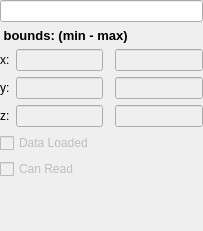
Before: the Qt Designer form src/mafResources/vmeGeneric.ui in tartarini/MAF3, drawn with Qt 5.
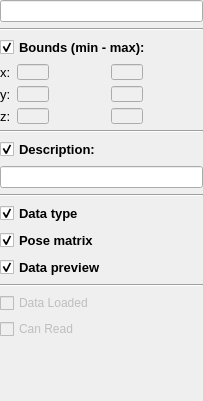
After: the same form once the commit is applied.

Commit message: Add additional info to vme. Allow to show/hide informations in buttons tooltip.

```diff
--- a/src/mafResources/vmeGeneric.ui
+++ b/src/mafResources/vmeGeneric.ui
@@ -7,7 +7,7 @@
     <x>0</x>
     <y>0</y>
     <width>203</width>
-    <height>231</height>
+    <height>401</height>
    </rect>
   </property>
   <property name="sizePolicy">
@@ -37,7 +37,14 @@
     </widget>
    </item>
    <item>
-    <widget class="QLabel" name="label">
+    <widget class="Line" name="line">
+     <property name="orientation">
+      <enum>Qt::Horizontal</enum>
+     </property>
+    </widget>
+   </item>
+   <item>
+    <widget class="QCheckBox" name="showBounds">
      <property name="font">
       <font>
        <pointsize>10</pointsize>
@@ -45,8 +52,23 @@
        <bold>true</bold>
       </font>
      </property>
+     <property name="autoFillBackground">
+      <bool>false</bool>
+     </property>
      <property name="text">
-      <string> bounds: (min - max)</string>
+      <string>Bounds (min - max):</string>
+     </property>
+     <property name="iconSize">
+      <size>
+       <width>16</width>
+       <height>16</height>
+      </size>
+     </property>
+     <property name="checked">
+      <bool>true</bool>
+     </property>
+     <property name="tristate">
+      <bool>false</bool>
      </property>
     </widget>
    </item>
@@ -57,8 +79,49 @@
        <property name="fieldGrowthPolicy">
         <enum>QFormLayout::AllNonFixedFieldsGrow</enum>
        </property>
+       <item row="1" column="0">
+        <widget class="QLabel" name="Xmin">
+         <property name="font">
+          <font>
+           <pointsize>10</pointsize>
+          </font>
+         </property>
+         <property name="text">
+          <string>x:</string>
+         </property>
+        </widget>
+       </item>
+       <item row="1" column="1">
+        <widget class="QLineEdit" name="boundXmin">
+         <property name="enabled">
+          <bool>false</bool>
+         </property>
+         <property name="sizePolicy">
+          <sizepolicy hsizetype="Expanding" vsizetype="Fixed">
+           <horstretch>0</horstretch>
+           <verstretch>0</verstretch>
+          </sizepolicy>
+         </property>
+         <property name="maximumSize">
+          <size>
+           <width>32</width>
+           <height>16</height>
+          </size>
+         </property>
+         <property name="font">
+          <font>
+           <pointsize>10</pointsize>
+          </font>
+         </property>
+        </widget>
+       </item>
        <item row="2" column="0">
         <widget class="QLabel" name="Ymin">
+         <property name="font">
+          <font>
+           <pointsize>10</pointsize>
+          </font>
+         </property>
          <property name="text">
           <string>y:</string>
          </property>
@@ -75,10 +138,26 @@
            <verstretch>0</verstretch>
           </sizepolicy>
          </property>
+         <property name="maximumSize">
+          <size>
+           <width>32</width>
+           <height>16</height>
+          </size>
+         </property>
+         <property name="font">
+          <font>
+           <pointsize>10</pointsize>
+          </font>
+         </property>
         </widget>
        </item>
        <item row="3" column="0">
         <widget class="QLabel" name="Zmin">
+         <property name="font">
+          <font>
+           <pointsize>10</pointsize>
+          </font>
+         </property>
          <property name="text">
           <string>z:</string>
          </property>
@@ -95,25 +174,16 @@
            <verstretch>0</verstretch>
           </sizepolicy>
          </property>
-        </widget>
-       </item>
-       <item row="1" column="0">
-        <widget class="QLabel" name="Xmin">
-         <property name="text">
-          <string>x:</string>
+         <property name="maximumSize">
+          <size>
+           <width>32</width>
+           <height>16</height>
+          </size>
          </property>
-        </widget>
-       </item>
-       <item row="1" column="1">
-        <widget class="QLineEdit" name="boundXmin">
-         <property name="enabled">
-          <bool>false</bool>
-         </property>
-         <property name="sizePolicy">
-          <sizepolicy hsizetype="Expanding" vsizetype="Fixed">
-           <horstretch>0</horstretch>
-           <verstretch>0</verstretch>
-          </sizepolicy>
+         <property name="font">
+          <font>
+           <pointsize>10</pointsize>
+          </font>
          </property>
         </widget>
        </item>
@@ -124,6 +194,30 @@
        <property name="fieldGrowthPolicy">
         <enum>QFormLayout::AllNonFixedFieldsGrow</enum>
        </property>
+       <item row="1" column="1">
+        <widget class="QLineEdit" name="boundXmax">
+         <property name="enabled">
+          <bool>false</bool>
+         </property>
+         <property name="sizePolicy">
+          <sizepolicy hsizetype="Expanding" vsizetype="Fixed">
+           <horstretch>0</horstretch>
+           <verstretch>0</verstretch>
+          </sizepolicy>
+         </property>
+         <property name="maximumSize">
+          <size>
+           <width>32</width>
+           <height>16</height>
+          </size>
+         </property>
+         <property name="font">
+          <font>
+           <pointsize>10</pointsize>
+          </font>
+         </property>
+        </widget>
+       </item>
        <item row="2" column="1">
         <widget class="QLineEdit" name="boundYmax">
          <property name="enabled">
@@ -135,6 +229,17 @@
            <verstretch>0</verstretch>
           </sizepolicy>
          </property>
+         <property name="maximumSize">
+          <size>
+           <width>32</width>
+           <height>16</height>
+          </size>
+         </property>
+         <property name="font">
+          <font>
+           <pointsize>10</pointsize>
+          </font>
+         </property>
         </widget>
        </item>
        <item row="3" column="1">
@@ -148,18 +253,16 @@
            <verstretch>0</verstretch>
           </sizepolicy>
          </property>
-        </widget>
-       </item>
-       <item row="1" column="1">
-        <widget class="QLineEdit" name="boundXmax">
-         <property name="enabled">
-          <bool>false</bool>
+         <property name="maximumSize">
+          <size>
+           <width>32</width>
+           <height>16</height>
+          </size>
          </property>
-         <property name="sizePolicy">
-          <sizepolicy hsizetype="Expanding" vsizetype="Fixed">
-           <horstretch>0</horstretch>
-           <verstretch>0</verstretch>
-          </sizepolicy>
+         <property name="font">
+          <font>
+           <pointsize>10</pointsize>
+          </font>
          </property>
         </widget>
        </item>
@@ -167,6 +270,98 @@
      </item>
     </layout>
    </item>
+   <item>
+    <widget class="Line" name="line_2">
+     <property name="orientation">
+      <enum>Qt::Horizontal</enum>
+     </property>
+    </widget>
+   </item>
+   <item>
+    <widget class="QCheckBox" name="showAdditionalInfo">
+     <property name="font">
+      <font>
+       <pointsize>10</pointsize>
+       <weight>75</weight>
+       <bold>true</bold>
+      </font>
+     </property>
+     <property name="text">
+      <string>Description:</string>
+     </property>
+     <property name="checked">
+      <bool>true</bool>
+     </property>
+    </widget>
+   </item>
+   <item>
+    <widget class="QLineEdit" name="additionalInfo"/>
+   </item>
+   <item>
+    <widget class="Line" name="line_3">
+     <property name="orientation">
+      <enum>Qt::Horizontal</enum>
+     </property>
+    </widget>
+   </item>
+   <item>
+    <widget class="QCheckBox" name="showDataType">
+     <property name="font">
+      <font>
+       <pointsize>10</pointsize>
+       <weight>75</weight>
+       <bold>true</bold>
+      </font>
+     </property>
+     <property name="text">
+      <string>Data type</string>
+     </property>
+     <property name="checked">
+      <bool>true</bool>
+     </property>
+    </widget>
+   </item>
+   <item>
+    <widget class="QCheckBox" name="showPoseMatrix">
+     <property name="font">
+      <font>
+       <pointsize>10</pointsize>
+       <weight>75</weight>
+       <bold>true</bold>
+      </font>
+     </property>
+     <property name="text">
+      <string>Pose matrix</string>
+     </property>
+     <property name="checked">
+      <bool>true</bool>
+     </property>
+    </widget>
+   </item>
+   <item>
+    <widget class="QCheckBox" name="showPreview">
+     <property name="font">
+      <font>
+       <pointsize>10</pointsize>
+       <weight>75</weight>
+       <bold>true</bold>
+      </font>
+     </property>
+     <property name="text">
+      <string>Data preview</string>
+     </property>
+     <property name="checked">
+      <bool>true</bool>
+     </property>
+    </widget>
+   </item>
+   <item>
+    <widget class="Line" name="line_4">
+     <property name="orientation">
+      <enum>Qt::Horizontal</enum>
+     </property>
+    </widget>
+   </item>
    <item>
     <widget class="QCheckBox" name="dataLoaded">
      <property name="enabled">
```
The commit also changes 4 other files.
